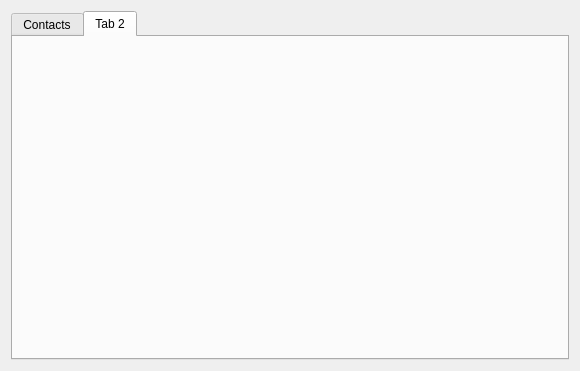
Qt form ipba2-plugins/skype_ui.ui (PicciMario/iPhone-Backup-Analyzer-2) before a commit.
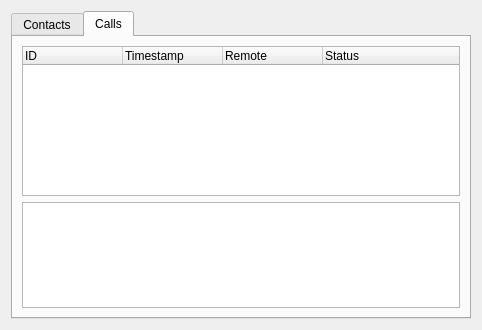
The same form after that commit. The open tabs and pages were chosen to show the change.

Commit message: skype plugin: calls list tab

```diff
--- a/ipba2-plugins/skype_ui.ui
+++ b/ipba2-plugins/skype_ui.ui
@@ -6,8 +6,8 @@
    <rect>
     <x>0</x>
     <y>0</y>
-    <width>580</width>
-    <height>371</height>
+    <width>482</width>
+    <height>330</height>
    </rect>
   </property>
   <property name="windowTitle">
@@ -87,8 +87,47 @@
      </widget>
      <widget class="QWidget" name="tab_2">
       <attribute name="title">
-       <string>Tab 2</string>
+       <string>Calls</string>
       </attribute>
+      <layout class="QVBoxLayout" name="verticalLayout_2" stretch="0,1">
+       <item>
+        <widget class="QTreeWidget" name="callsTree">
+         <property name="maximumSize">
+          <size>
+           <width>16777215</width>
+           <height>150</height>
+          </size>
+         </property>
+         <column>
+          <property name="text">
+           <string>ID</string>
+          </property>
+         </column>
+         <column>
+          <property name="text">
+           <string>Timestamp</string>
+          </property>
+         </column>
+         <column>
+          <property name="text">
+           <string>Remote</string>
+          </property>
+         </column>
+         <column>
+          <property name="text">
+           <string>Status</string>
+          </property>
+         </column>
+        </widget>
+       </item>
+       <item>
+        <widget class="QTableWidget" name="callsTable">
+         <attribute name="verticalHeaderVisible">
+          <bool>false</bool>
+         </attribute>
+        </widget>
+       </item>
+      </layout>
      </widget>
     </widget>
    </item>
```
Left out of the diff: 3 changed lines with no effect on the pictures. The commit also changes 1 other file.
